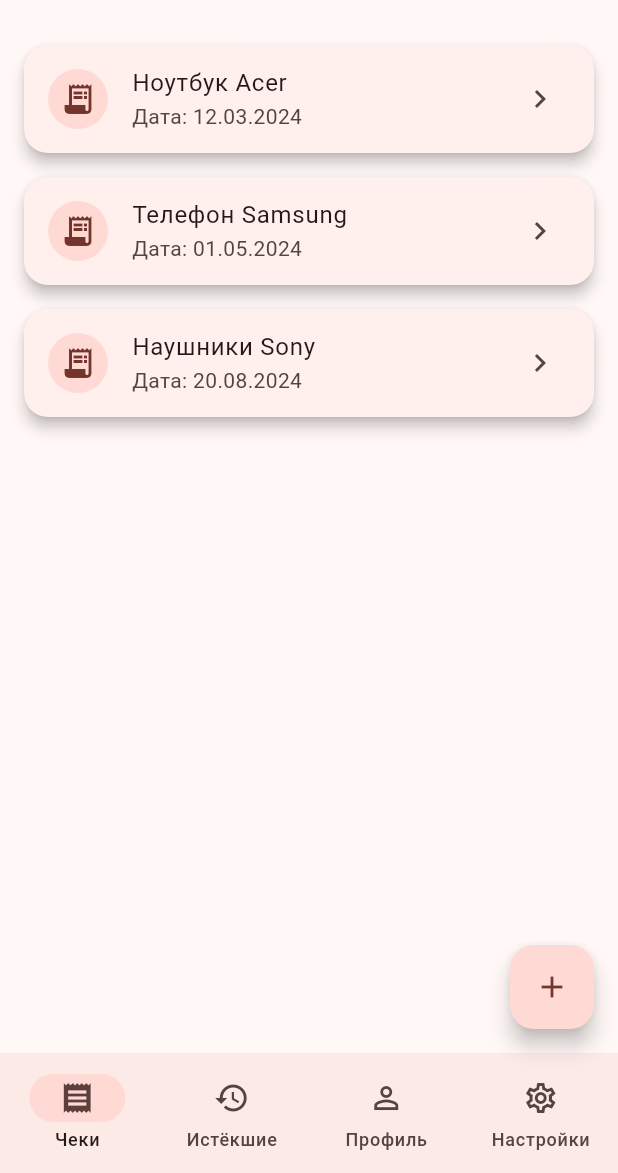
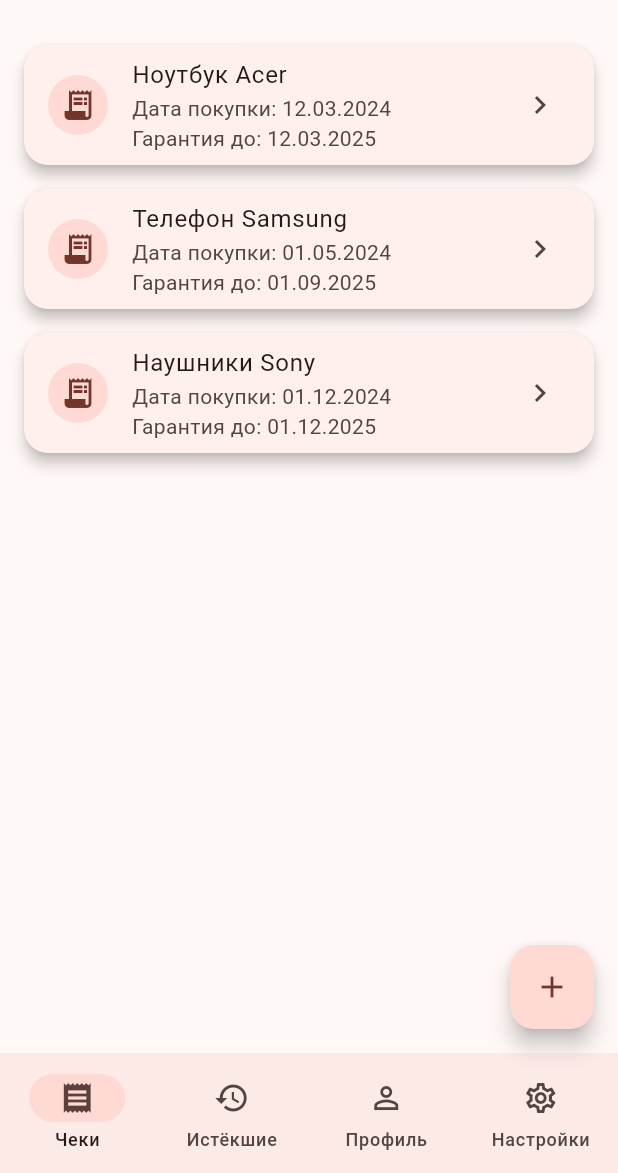
Before and after one commit to KbrYbk/warranty_storage, a Flutter app: the screen it shows after launch, on a phone screen of 412 x 824 dp, the part 63-1236 px from its top. Run offline on Flutter 3.47's test engine with Material 3 defaults, Android fonts, the phone set to English and light mode, and no system bars; drawn by our look-alikes of dynamic_color; our stand-ins replace shared_preferences.

Commit message:
code optimization and add warrantyEnd

```diff
--- a/lib/main.dart
+++ b/lib/main.dart
@@ -5,7 +5,7 @@
 import 'screens/register_screen.dart';
 import 'screens/home_screen.dart';
 import 'screens/add_receipt_screen.dart';
-import 'screens/receipt_details_screen.dart';
+//import 'screens/receipt_details_screen.dart';
 import 'screens/expired_receipts_screen.dart';
 import 'screens/profile_screen.dart';
 import 'screens/settings_screen.dart';
--- a/lib/screens/home_screen.dart
+++ b/lib/screens/home_screen.dart
@@ -13,27 +13,66 @@
   State<HomeScreen> createState() => _HomeScreenState();
 }
 
+// Виджет для вывода даты покупки и окончания гарантии
+class ReceiptSubtitle extends StatelessWidget {
+  final Map<String, String> receipt;
+
+  const ReceiptSubtitle({super.key, required this.receipt});
+
+  @override
+  Widget build(BuildContext context) {
+    return Column(
+      crossAxisAlignment: CrossAxisAlignment.start,
+      mainAxisSize: MainAxisSize.min,
+      children: [
+        Text("Дата покупки: ${receipt["date"] ?? "-"}"),
+        Text("Гарантия до: ${receipt["warrantyEnd"] ?? "-"}"),
+      ],
+    );
+  }
+}
+
 class _HomeScreenState extends State<HomeScreen> {
   int _selectedIndex = 0;
   bool _notificationsEnabled = true;
+
   final List<Map<String, String>> _receipts = [
-    {"title": "Ноутбук Acer", "date": "12.03.2024", "comment": ""},
-    {"title": "Телефон Samsung", "date": "01.05.2024", "comment": ""},
-    {"title": "Наушники Sony", "date": "20.08.2024", "comment": ""},
+    {
+      "title": "Ноутбук Acer",
+      "date": "12.03.2024",
+      "warrantyEnd": "12.03.2025",
+      "comment": "",
+    },
+    {
+      "title": "Телефон Samsung",
+      "date": "01.05.2024",
+      "warrantyEnd": "01.09.2025",
+      "comment": "",
+    },
+    {
+      "title": "Наушники Sony",
+      "date": "01.12.2024",
+      "warrantyEnd": "01.12.2025",
+      "comment": "",
+    },
   ];
 
   void _onItemTapped(int index) => setState(() => _selectedIndex = index);
 
+  bool _isValidReceipt(Map<String, String>? receipt) {
+    return receipt != null &&
+        receipt["title"]?.isNotEmpty == true &&
+        receipt["date"]?.isNotEmpty == true;
+  }
+
   Future<void> _addReceipt() async {
-    final Map<String, String>? newReceipt = await Navigator.push(
+    final newReceipt = await Navigator.push<Map<String, String>?>(
       context,
       MaterialPageRoute(builder: (_) => const AddReceiptScreen()),
     );
 
-    if (newReceipt != null &&
-        newReceipt["title"] != null &&
-        newReceipt["date"] != null) {
-      setState(() => _receipts.add(newReceipt));
+    if (_isValidReceipt(newReceipt)) {
+      setState(() => _receipts.add(newReceipt!));
     }
   }
 
@@ -48,11 +87,49 @@
     }
   }
 
+  Widget? _buildFloatingButton() {
+    if (_selectedIndex != 0) return null;
+    return FloatingActionButton(
+      onPressed: _addReceipt,
+      child: const Icon(Icons.add),
+    );
+  }
+
   @override
   Widget build(BuildContext context) {
-    Widget body;
+    final pages = {
+      0: ListView.builder(
+        itemCount: _receipts.length,
+        padding: const EdgeInsets.symmetric(vertical: 8),
+        itemBuilder: (context, index) {
+          final receipt = _receipts[index];
+          return Card(
+            margin: const EdgeInsets.symmetric(horizontal: 16, vertical: 8),
+            shape: RoundedRectangleBorder(
+              borderRadius: BorderRadius.circular(16),
+            ),
+            elevation: 4,
+            child: ListTile(
+              leading: const CircleAvatar(child: Icon(Icons.receipt_long)),
+              title: Text(receipt["title"] ?? "Без названия"),
+              subtitle: ReceiptSubtitle(receipt: receipt),
+              trailing: const Icon(Icons.chevron_right),
+              onTap: () => _openReceiptDetails(receipt),
+            ),
+          );
+        },
+      ),
+      1: ExpiredReceiptsScreen(receipts: _receipts),
+      2: const Center(child: Text("Профиль", style: TextStyle(fontSize: 18))),
+      3: SettingsScreen(
+        onThemeChanged: widget.onThemeChanged,
+        notificationsEnabled: _notificationsEnabled,
+        onNotificationsChanged: (val) =>
+            setState(() => _notificationsEnabled = val),
+      ),
+    };
 
-    if (_selectedIndex == 0) {
+    /* if (_selectedIndex == 0) {
       body = ListView.builder(
         itemCount: _receipts.length,
         padding: const EdgeInsets.symmetric(vertical: 8),
@@ -67,7 +144,13 @@
             child: ListTile(
               leading: CircleAvatar(child: const Icon(Icons.receipt_long)),
               title: Text(receipt["title"] ?? "Без названия"),
-              subtitle: Text("Дата: ${receipt["date"] ?? "-"}"),
+              subtitle: Column(
+                crossAxisAlignment: CrossAxisAlignment.start,
+                children: [
+                  Text("Дата покупки: ${receipt["date"] ?? "-"}"),
+                  Text("Гарантия до: ${receipt["warrantyEnd"] ?? "-"}"),
+                ],
+              ),
               trailing: const Icon(Icons.chevron_right),
               onTap: () => _openReceiptDetails(receipt),
             ),
@@ -88,17 +171,12 @@
       String text;
       text = "Профиль";
       body = Center(child: Text(text, style: const TextStyle(fontSize: 18)));
-    }
+    }*/
 
     return Scaffold(
       appBar: AppBar(title: const Text("Гарантийные чеки"), centerTitle: true),
-      body: body,
-      floatingActionButton: _selectedIndex == 0
-          ? FloatingActionButton(
-              onPressed: _addReceipt,
-              child: const Icon(Icons.add),
-            )
-          : null,
+      body: pages[_selectedIndex]!,
+      floatingActionButton: _buildFloatingButton(),
       bottomNavigationBar: NavigationBar(
         selectedIndex: _selectedIndex,
         onDestinationSelected: _onItemTapped,
```
